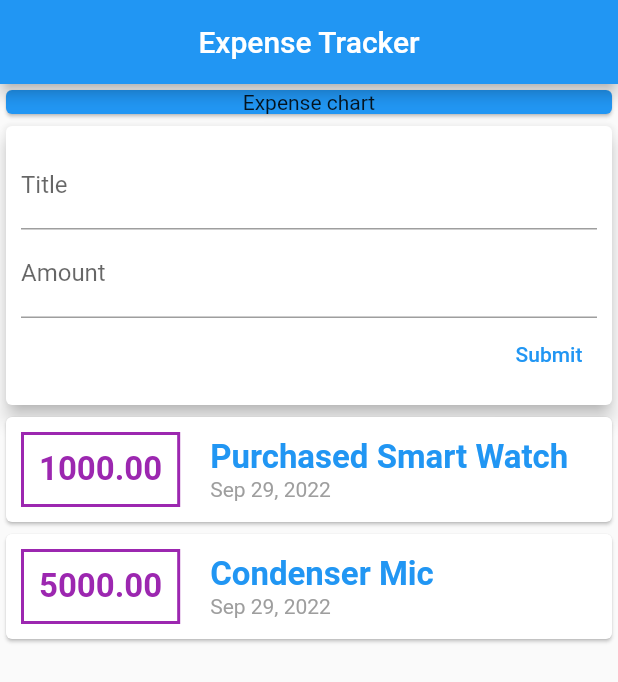
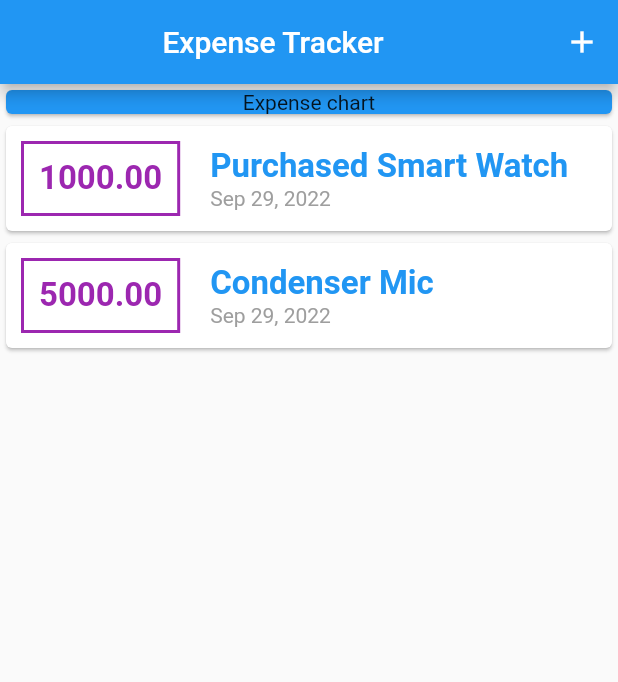
Before and after one commit to Fluttery-Dev/Expensetracker, a Flutter app: the screen it shows after launch, on a phone screen of 412 x 824 dp. Shown: the top 682 px of the screen. Run offline on Flutter 3.47's test engine with Material 2 defaults, Android fonts, the phone set to English and light mode, and no system bars.

```diff
--- a/lib/main.dart
+++ b/lib/main.dart
@@ -1,4 +1,5 @@
-import './widgets/UserTransaction.dart';
+import 'package:expensetracker/widgets/myHomePage.dart';
+
 import 'package:flutter/material.dart';
 
 void main() => runApp(MyApp());
@@ -10,29 +11,7 @@ class MyApp extends StatelessWidget {
   Widget build(BuildContext context) {
     return MaterialApp(
       darkTheme: ThemeData.dark(useMaterial3: true),
-      home: Scaffold(
-        appBar: AppBar(
-          title: const Center(
-            child: Text("Expense Tracker"),
-          ),
-        ),
-        body: SingleChildScrollView(
-          child: Column(
-            children: [
-              Card(
-                color: Colors.blue,
-                child: Container(
-                  width: double.infinity,
-                  child: const Center(
-                    child: Text("Expense chart"),
-                  ),
-                ),
-              ),
-              UserTransaction(),
-            ],
-          ),
-        ),
-      ),
+      home: MyHomePage(),
     );
   }
 }
--- a/lib/widgets/UserTransaction.dart
+++ /dev/null
@@ -1,57 +0,0 @@
-import 'package:flutter/material.dart';
-import './TransactionWidget.dart';
-import './newTransaction.dart';
-import '../models/Transaction.dart';
-
-class UserTransaction extends StatefulWidget {
-  const UserTransaction({super.key});
-
-  @override
-  State<UserTransaction> createState() => _UserTransactionState();
-}
-
-class _UserTransactionState extends State<UserTransaction> {
-  final List<Transaction> transactions = [
-    Transaction(
-      id: "T1",
-      title: "Purchased Smart Watch",
-      amount: 1000,
-      date: DateTime.now(),
-    ),
-    Transaction(
-        id: "T2", title: "Condenser Mic", amount: 5000, date: DateTime.now()),
-  ];
-
-  void _addNewTransaction({required String txTitle, required double txAmount}) {
-    setState(() {
-      transactions.add(
-        Transaction(
-          id: DateTime.now().toString(),
-          title: txTitle,
-          amount: txAmount,
-          date: DateTime.now(),
-        ),
-      );
-    });
-  }
-
-  @override
-  Widget build(BuildContext context) {
-    return Column(
-      children: [
-        NewTransaction(
-          newTransactionHandler: _addNewTransaction,
-        ),
-        Container(
-          height: 300,
-          child: ListView.builder(
-            itemBuilder: (context, i) => ShowTransaction(
-              transaction: transactions[i],
-            ),
-            itemCount: transactions.length,
-          ),
-        ),
-      ],
-    );
-  }
-}
--- /dev/null
+++ b/lib/widgets/myHomePage.dart
@@ -0,0 +1,86 @@
+import 'package:expensetracker/models/Transaction.dart';
+import 'package:expensetracker/widgets/newTransaction.dart';
+import 'package:flutter/material.dart';
+
+import 'TransactionWidget.dart';
+
+class MyHomePage extends StatefulWidget {
+  MyHomePage({super.key});
+
+  @override
+  State<MyHomePage> createState() => _MyHomePageState();
+}
+
+class _MyHomePageState extends State<MyHomePage> {
+  final List<Transaction> transactions = [
+    Transaction(
+      id: "T1",
+      title: "Purchased Smart Watch",
+      amount: 1000,
+      date: DateTime.now(),
+    ),
+    Transaction(
+        id: "T2", title: "Condenser Mic", amount: 5000, date: DateTime.now()),
+  ];
+
+  void _addNewTransaction({required String txTitle, required double txAmount}) {
+    transactions.add(
+      Transaction(
+        id: DateTime.now().toString(),
+        title: txTitle,
+        amount: txAmount,
+        date: DateTime.now(),
+      ),
+    );
+    setState(() {});
+  }
+
+  @override
+  Widget build(BuildContext context) {
+    return Scaffold(
+      appBar: AppBar(
+        title: const Center(
+          child: Text("Expense Tracker"),
+        ),
+        actions: [
+          IconButton(
+            onPressed: () {
+              showModalBottomSheet(
+                context: context,
+                builder: (ctx) {
+                  return NewTransaction(
+                      newTransactionHandler: _addNewTransaction);
+                },
+              );
+            },
+            icon: Icon(Icons.add),
+          )
+        ],
+      ),
+      body: SingleChildScrollView(
+        child: Column(
+          children: [
+            Card(
+              color: Colors.blue,
+              child: Container(
+                width: double.infinity,
+                child: const Center(
+                  child: Text("Expense chart"),
+                ),
+              ),
+            ),
+            Container(
+              height: 300,
+              child: ListView.builder(
+                itemBuilder: (context, i) => ShowTransaction(
+                  transaction: transactions[i],
+                ),
+                itemCount: transactions.length,
+              ),
+            ),
+          ],
+        ),
+      ),
+    );
+  }
+}
```
